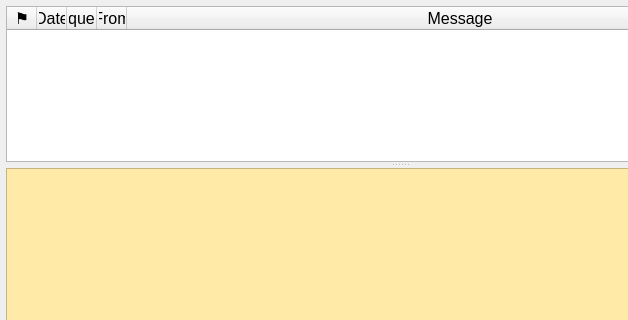
Above: messagewindow.ui from qcmiao1998/js8call before the change; both pictures show x 0 to 628 and y 0 to 320 of the 800 by 600 pixel window. Below: the same form after it.
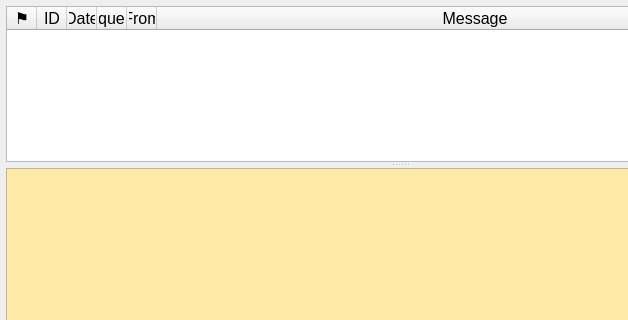
That is the form after the change.

What changed in the file:
```diff
--- a/messagewindow.ui
+++ b/messagewindow.ui
@@ -114,6 +114,11 @@
         <set>AlignCenter</set>
        </property>
       </column>
+      <column>
+       <property name="text">
+        <string>ID</string>
+       </property>
+      </column>
       <column>
        <property name="text">
         <string>Date</string>
```
Left out of the diff: 11 changed lines with no effect on the pictures.
